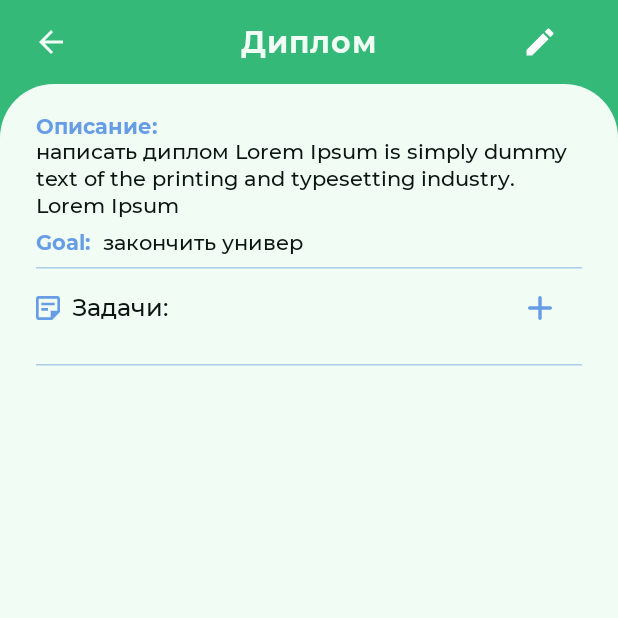
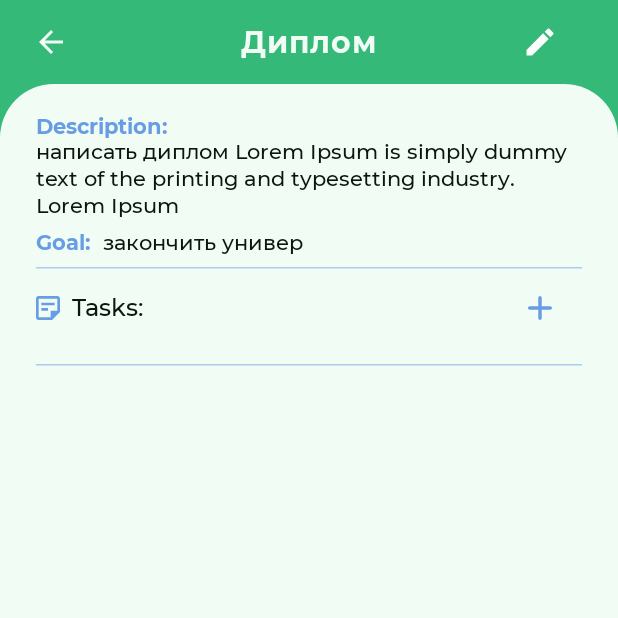
Before and after one commit to dmitrysukhov96/LifeTracker, an Android app built with Jetpack Compose: the ViewProjectScreen screen opened through its navigation route, on a phone screen of 412 x 824 dp, the top half of it. Run offline under Robolectric (Android 15) with nearby library versions, the phone set to English and light mode, and no system bars; our stand-ins replace Dagger/Hilt's generated code, Room's generated code, accompanist; Roboto replaces fonts that are not available here.

Commit message:
добавил локализацию

```diff
--- a/app/build.gradle.kts
+++ b/app/build.gradle.kts
@@ -32,6 +32,7 @@ android {
 }
 
 dependencies {
+    implementation(libs.play.services.tasks)
     ksp(libs.hilt.compiler)
     implementation(libs.joda.time)
     ksp(libs.androidx.room.compiler)
--- a/app/src/main/java/com/dmitrysukhov/lifetracker/projects/ViewProjectScreen.kt
+++ b/app/src/main/java/com/dmitrysukhov/lifetracker/projects/ViewProjectScreen.kt
@@ -52,7 +52,7 @@ fun ViewProjectScreen(setTopBarState: (TopBarState) -> Unit, navController: NavH
             .padding(horizontal = 24.dp),
     ) {
         Spacer(modifier = Modifier.height(20.dp))
-        Text("Описание:", style = BoldText, color = color)
+        Text(stringResource(R.string.description_colon), style = BoldText, color = color)
         Text(
             "написать диплом Lorem Ipsum is simply dummy text of the printing and typesetting industry. Lorem Ipsum",
             style = SimpleText,
@@ -74,12 +74,12 @@ fun ViewProjectScreen(setTopBarState: (TopBarState) -> Unit, navController: NavH
                 modifier = Modifier.size(16.dp)
             )
             Spacer(modifier = Modifier.width(8.dp))
-            Text("Задачи:", style = H2, color = InverseColor)
+            Text(stringResource(R.string.tasks_colon), style = H2, color = InverseColor)
             Spacer(modifier = Modifier.weight(1f))
             IconButton(modifier = Modifier.size(16.dp), onClick = {}) {
                 Icon(
                     painter = painterResource(R.drawable.plus),
-                    contentDescription = "Добавить задачу",
+                    contentDescription = stringResource(R.string.add_task),
                     tint = Color(0xFF669DE5)
                 )
             }
--- a/app/src/main/res/values/strings.xml
+++ b/app/src/main/res/values/strings.xml
@@ -3,6 +3,9 @@
     <string name="app_name" translatable="false">LifeTracker</string>
     <string name="main_screen">Main Screen</string>
     <string name="description">Description</string>
+    <string name="description_colon">Description:</string>
+    <string name="tasks_colon">Tasks:</string>
+    <string name="add_task">Add task</string>
     <string name="goal_colon">Goal:</string>
     <string name="new_task">New Task</string>
     <string name="save_task_toast">Task saved</string>
--- a/gradle/libs.versions.toml
+++ b/gradle/libs.versions.toml
@@ -15,6 +15,7 @@ roomCommon = "2.6.1"
 roomCompiler = "2.6.1"
 roomKtx = "2.6.1"
 kotlinPlugin = "1.9.20"
+playServicesTasks = "18.2.1"
 
 [libraries]
 accompanist-systemuicontroller = { module = "com.google.accompanist:accompanist-systemuicontroller", version.ref = "accompanistSystemuicontroller" }
@@ -37,6 +38,7 @@ hilt-android = { module = "com.google.dagger:hilt-android", version.ref = "hilt"
 hilt-navigation-compose = { module = "androidx.hilt:hilt-navigation-compose", version.ref = "hiltNavigationCompose" }
 hilt-compiler = { module = "com.google.dagger:hilt-android-compiler", version.ref = "hilt" }
 joda-time = { module = "joda-time:joda-time", version.ref = "jodaTime" }
+play-services-tasks = { group = "com.google.android.gms", name = "play-services-tasks", version.ref = "playServicesTasks" }
 
 [plugins]
 android-application = { id = "com.android.application", version.ref = "agp" }
```
Also changed, not shown: 2 other files.
